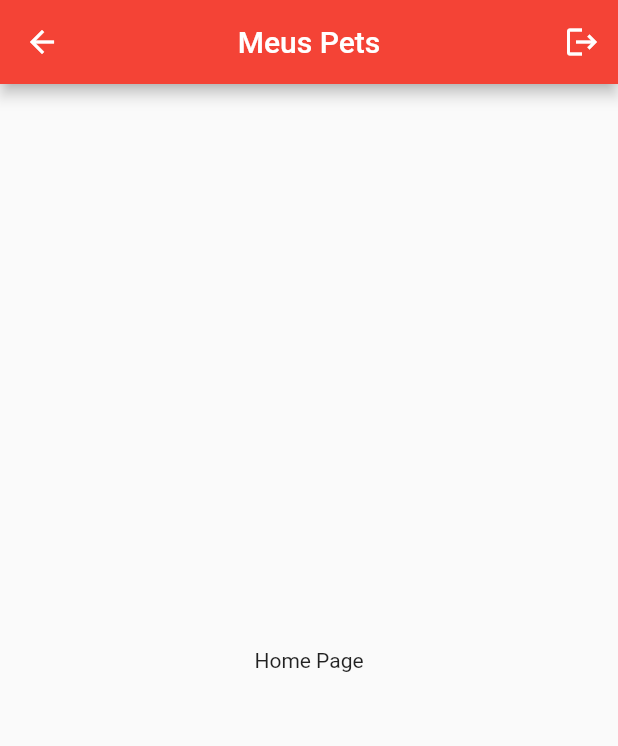
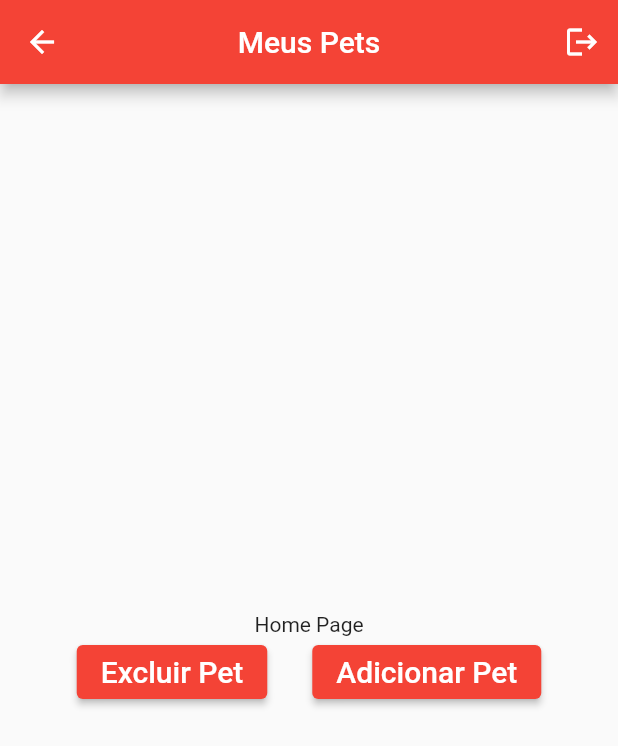
Before and after one commit to thejppablo/vacinaPet, a Flutter app: the HomePage screen opened directly, after a tap on the "logout" icon, on a phone screen of 412 x 824 dp. Shown: the top 746 px of the screen. Run offline on Flutter 3.47's test engine with Material 2 defaults, Android fonts, the phone set to English and light mode, and no system bars; our stand-ins replace shared_preferences; accounts and stored records are empty.

```diff
--- a/lib/telas/boas_vindas.dart
+++ b/lib/telas/boas_vindas.dart
@@ -46,7 +46,9 @@ class _BoasVindasPageState extends State<BoasVindasPage> {
   Future<bool> verificarToken() async{
  ///verifica se o app tem um token de api/instance ja salva no app
     SharedPreferences sharedPreference = await SharedPreferences.getInstance();
-    if(sharedPreference.getString('token') != null){
+    if(sharedPreference.getString('accessToken') != null){
+      print('ACCESS TOKEN SALVO LOCALMENTE: ');
+      print(sharedPreference.getString('accessToken'));
       return true;
     }else{
       return false;
--- a/lib/telas/home_page.dart
+++ b/lib/telas/home_page.dart
@@ -1,6 +1,7 @@
 import 'package:flutter/material.dart';
 import 'package:shared_preferences/shared_preferences.dart';
 import 'package:vacina_pet/telas/boas_vindas.dart';
+import 'package:vacina_pet/telas/pet_register.dart';
 
 class HomePage extends StatefulWidget {
   const HomePage({Key? key}) : super(key: key);
@@ -35,6 +36,35 @@ class _HomePageState extends State<HomePage> {
         crossAxisAlignment: CrossAxisAlignment.stretch,
         children: [
           Text("Home Page",textAlign: TextAlign.center,),
+          Row(
+            mainAxisAlignment: MainAxisAlignment.center,
+            children: [
+
+              ElevatedButton(
+                style: ButtonStyle(
+                    backgroundColor: MaterialStateProperty.resolveWith(
+                            (states) => Colors.red)),
+                onPressed: () {},
+                child: Text(
+                  "Excluir Pet",
+                  style: TextStyle(fontSize: 20),
+                ),
+              ),
+            SizedBox(width: 30,),
+            ElevatedButton(
+              style: ButtonStyle(
+                  backgroundColor: MaterialStateProperty.resolveWith(
+                          (states) => Colors.red)),
+              onPressed: () {
+                Navigator.push(context,
+                    MaterialPageRoute(builder: (context) => PetRegister()));
+              },
+              child: Text(
+                "Adicionar Pet",
+                style: TextStyle(fontSize: 20),
+              ),
+            ),
+          ],)
         ],
       ),
 
--- a/lib/telas/register_page.dart
+++ b/lib/telas/register_page.dart
@@ -152,7 +152,7 @@ class _CadastroPageState extends State<CadastroPage> {
     );
     if (response.statusCode == 201) {
       print("DEU BOM");
-      print(jsonDecode(response.body)['token']);
+      print(jsonDecode(response.body)['accessToken']);
       return true;
     } else {
       print("Resposta: ${response.statusCode}");
```
Also changed, not shown: lib/telas/login_page.dart (+9 -11 lines), lib/telas/pet_register.dart (added, +18 -0 lines).
